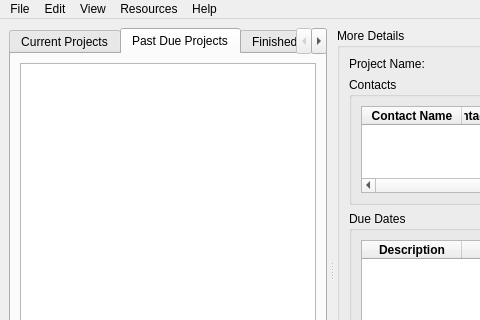
Above: Main_GUI.ui from simplesports/ProjectManager before the change; both pictures show x 0 to 480 and y 0 to 320 of the 694 by 542 pixel window. Below: the same form after it.
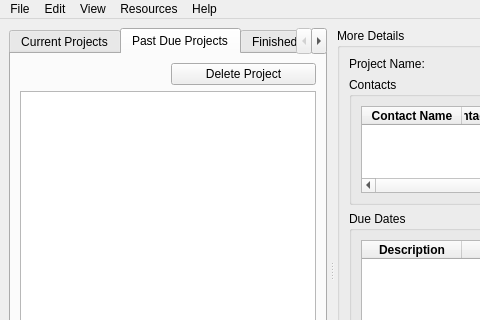
That is the form after the change. The open tabs and pages were chosen to show the change.

```diff
--- a/Main_GUI.ui
+++ b/Main_GUI.ui
@@ -101,10 +101,17 @@
          <string>Past Due Projects</string>
         </attribute>
         <layout class="QGridLayout" name="gridLayout_7">
-         <item row="1" column="0">
+         <item row="0" column="1">
+          <widget class="QPushButton" name="Button_PastDue_Projects_Delete">
+           <property name="text">
+            <string>Delete Project</string>
+           </property>
+          </widget>
+         </item>
+         <item row="1" column="0" colspan="2">
           <widget class="QListWidget" name="list_Past_Due_Projects"/>
          </item>
-         <item row="2" column="0">
+         <item row="2" column="0" colspan="2">
           <layout class="QHBoxLayout" name="horizontalLayout_2">
            <item>
             <widget class="QPushButton" name="Button_Mark_As_Finish_Past_Due">
```
